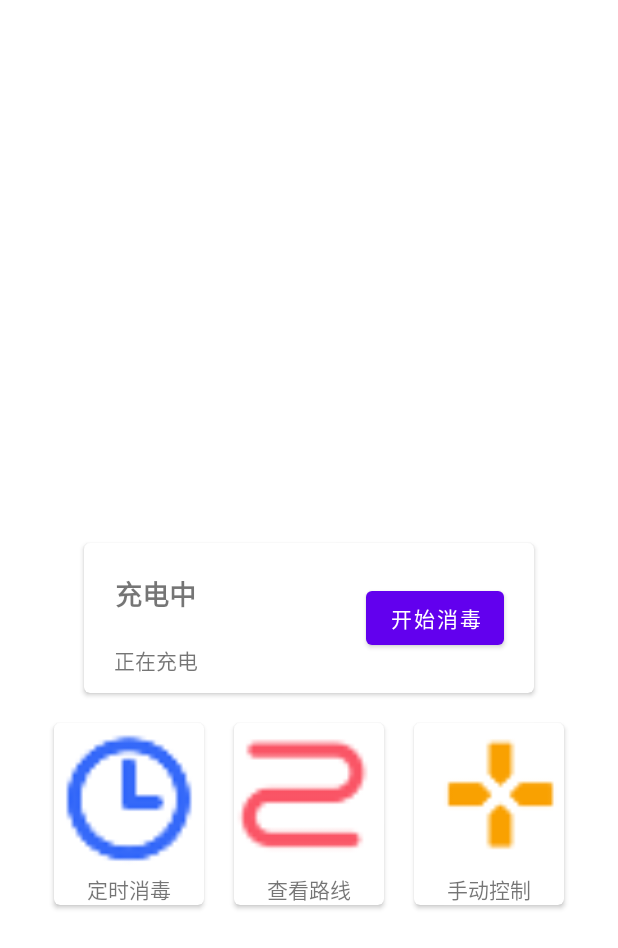
After one commit to ypngwwns/disinfectrobot, an Android app: the layout fragment_main.xml on its own in the app's theme, with its tools: preview values and no code run, on a phone screen of 412 x 824 dp. The commit adds this screen. Shown: the top 948 px of the screen. Run offline under Robolectric (Android 15) with nearby library versions, the phone set to English and light mode, and no system bars.

Commit message:
首页框架

```diff
--- a/app/src/main/java/com/hitqz/disinfectionrobot/activity/MainActivity.java
+++ b/app/src/main/java/com/hitqz/disinfectionrobot/activity/MainActivity.java
@@ -2,14 +2,18 @@ package com.hitqz.disinfectionrobot.activity;
 
 import android.os.Bundle;
 
+import androidx.fragment.app.FragmentTransaction;
+
 import com.gyf.immersionbar.ImmersionBar;
 import com.hitqz.disinfectionrobot.R;
 import com.hitqz.disinfectionrobot.databinding.ActivityMainBinding;
+import com.hitqz.disinfectionrobot.fragment.MainFragment;
 import com.hitqz.disinfectionrobot.i.IGo;
 
 public class MainActivity extends BaseActivity implements IGo {
 
     ActivityMainBinding mBinding;
+    private MainFragment mMainFragment;
 
     @Override
     protected void onCreate(Bundle savedInstanceState) {
@@ -18,19 +22,24 @@ public class MainActivity extends BaseActivity implements IGo {
                 .statusBarColor(R.color.transparent).statusBarDarkFont(true).init();
         mBinding = ActivityMainBinding.inflate(getLayoutInflater());
         setContentView(mBinding.getRoot());
+        go2Main();
     }
 
     @Override
     public void go2Main() {
-//        hideOther();
-//        FragmentTransaction fragmentTransaction = getSupportFragmentManager().beginTransaction();
-//        if (mLoginFragment == null) {
-//            mLoginFragment = LoginFragment.newInstance();
-//            fragmentTransaction.add(R.id.vp_overlap, mLoginFragment);
-//        } else {
-//            fragmentTransaction.show(mLoginFragment);
-//        }
-//
-//        fragmentTransaction.commitAllowingStateLoss();
+        hideOther();
+        FragmentTransaction fragmentTransaction = getSupportFragmentManager().beginTransaction();
+        if (mMainFragment == null) {
+            mMainFragment = MainFragment.newInstance();
+            fragmentTransaction.add(R.id.vp_content, mMainFragment);
+        } else {
+            fragmentTransaction.show(mMainFragment);
+        }
+
+        fragmentTransaction.commitAllowingStateLoss();
+    }
+
+    private void hideOther() {
+
     }
 }
--- a/app/src/main/java/com/hitqz/disinfectionrobot/fragment/MainFragment.java
+++ b/app/src/main/java/com/hitqz/disinfectionrobot/fragment/MainFragment.java
@@ -9,57 +9,23 @@ import androidx.fragment.app.Fragment;
 
 import com.hitqz.disinfectionrobot.R;
 
-/**
- * A simple {@link Fragment} subclass.
- * Use the {@link MainFragment#newInstance} factory method to
- * create an instance of this fragment.
- */
 public class MainFragment extends Fragment {
 
-    // TODO: Rename parameter arguments, choose names that match
-    // the fragment initialization parameters, e.g. ARG_ITEM_NUMBER
-    private static final String ARG_PARAM1 = "param1";
-    private static final String ARG_PARAM2 = "param2";
-
-    // TODO: Rename and change types of parameters
-    private String mParam1;
-    private String mParam2;
-
-    public MainFragment() {
+    private MainFragment() {
         // Required empty public constructor
     }
 
-    /**
-     * Use this factory method to create a new instance of
-     * this fragment using the provided parameters.
-     *
-     * @param param1 Parameter 1.
-     * @param param2 Parameter 2.
-     * @return A new instance of fragment MainFragment.
-     */
-    // TODO: Rename and change types and number of parameters
-    public static MainFragment newInstance(String param1, String param2) {
+    public static MainFragment newInstance() {
         MainFragment fragment = new MainFragment();
         Bundle args = new Bundle();
-        args.putString(ARG_PARAM1, param1);
-        args.putString(ARG_PARAM2, param2);
         fragment.setArguments(args);
         return fragment;
-    }
-
-    @Override
-    public void onCreate(Bundle savedInstanceState) {
-        super.onCreate(savedInstanceState);
-        if (getArguments() != null) {
-            mParam1 = getArguments().getString(ARG_PARAM1);
-            mParam2 = getArguments().getString(ARG_PARAM2);
-        }
     }
 
     @Override
     public View onCreateView(LayoutInflater inflater, ViewGroup container,
                              Bundle savedInstanceState) {
         // Inflate the layout for this fragment
-        return inflater.inflate(R.layout.fragment_main2, container, false);
+        return inflater.inflate(R.layout.fragment_main, container, false);
     }
 }
--- /dev/null
+++ b/app/src/main/res/layout/fragment_main.xml
@@ -0,0 +1,144 @@
+<?xml version="1.0" encoding="utf-8"?>
+<androidx.constraintlayout.widget.ConstraintLayout xmlns:android="http://schemas.android.com/apk/res/android"
+    xmlns:card_view="http://schemas.android.com/apk/res-auto"
+    android:layout_width="match_parent"
+    android:layout_height="match_parent">
+
+    <androidx.cardview.widget.CardView
+        android:id="@+id/card_view"
+        card_view:layout_constraintStart_toStartOf="parent"
+        card_view:layout_constraintEnd_toEndOf="parent"
+        card_view:layout_constraintTop_toTopOf="parent"
+        card_view:layout_constraintBottom_toBottomOf="parent"
+        android:layout_width="300dp"
+        android:layout_height="100dp"
+        card_view:cardCornerRadius="4dp">
+
+        <RelativeLayout
+            android:layout_width="match_parent"
+            android:layout_height="match_parent">
+
+            <LinearLayout
+                android:layout_width="wrap_content"
+                android:layout_height="wrap_content"
+                android:layout_marginStart="20dp"
+                android:layout_marginTop="20dp"
+                android:orientation="vertical">
+
+                <TextView
+                    android:id="@+id/info_text"
+                    android:text="充电中"
+                    android:textStyle="bold"
+                    android:textSize="18dp"
+                    android:layout_gravity="center_horizontal"
+                    android:layout_width="wrap_content"
+                    android:layout_height="wrap_content" />
+
+
+                <TextView
+                    android:id="@+id/sub_info_text"
+                    android:layout_below="@id/info_text"
+                    android:layout_marginTop="20dp"
+                    android:layout_gravity="center_horizontal"
+                    android:text="正在充电"
+                    android:layout_width="wrap_content"
+                    android:layout_height="wrap_content" />
+            </LinearLayout>
+
+            <Button
+                android:layout_width="wrap_content"
+                android:layout_height="wrap_content"
+                android:layout_centerVertical="true"
+                android:layout_marginEnd="20dp"
+                android:text="开始消毒"
+                android:layout_alignParentEnd="true" />
+        </RelativeLayout>
+
+    </androidx.cardview.widget.CardView>
+
+
+    <androidx.cardview.widget.CardView
+        android:id="@+id/cv_view_directions"
+        card_view:layout_constraintStart_toStartOf="parent"
+        card_view:layout_constraintEnd_toEndOf="parent"
+        card_view:layout_constraintTop_toBottomOf="@id/card_view"
+        android:layout_width="wrap_content"
+        android:layout_height="wrap_content"
+        android:layout_marginTop="20dp"
+        card_view:cardCornerRadius="4dp">
+
+        <LinearLayout
+            android:layout_width="match_parent"
+            android:layout_height="match_parent"
+            android:orientation="vertical">
+
+            <ImageView
+                android:src="@mipmap/view_directions"
+                android:layout_width="100dp"
+                android:layout_height="100dp" />
+
+            <TextView
+                android:text="查看路线"
+                android:layout_gravity="center_horizontal"
+                android:layout_width="wrap_content"
+                android:layout_height="wrap_content" />
+        </LinearLayout>
+    </androidx.cardview.widget.CardView>
+
+
+    <androidx.cardview.widget.CardView
+        card_view:layout_constraintEnd_toStartOf="@id/cv_view_directions"
+        card_view:layout_constraintTop_toBottomOf="@id/card_view"
+        android:layout_width="wrap_content"
+        android:layout_height="wrap_content"
+        android:layout_marginTop="20dp"
+        android:layout_marginEnd="20dp"
+        card_view:cardCornerRadius="4dp">
+
+        <LinearLayout
+            android:layout_width="match_parent"
+            android:layout_height="match_parent"
+            android:orientation="vertical">
+
+            <ImageView
+                android:src="@mipmap/disinfect_regularly"
+                android:layout_width="100dp"
+                android:layout_height="100dp" />
+
+            <TextView
+                android:text="定时消毒"
+                android:layout_gravity="center_horizontal"
+                android:layout_width="wrap_content"
+                android:layout_height="wrap_content" />
+        </LinearLayout>
+    </androidx.cardview.widget.CardView>
+
+
+    <androidx.cardview.widget.CardView
+        card_view:layout_constraintStart_toEndOf="@id/cv_view_directions"
+        card_view:layout_constraintTop_toBottomOf="@id/card_view"
+        android:layout_width="wrap_content"
+        android:layout_height="wrap_content"
+        android:layout_marginTop="20dp"
+        android:layout_marginStart="20dp"
+        card_view:cardCornerRadius="4dp">
+
+        <LinearLayout
+            android:layout_width="match_parent"
+            android:layout_height="match_parent"
+            android:orientation="vertical">
+
+            <ImageView
+                android:src="@mipmap/manual_control"
+                android:layout_width="100dp"
+                android:layout_height="100dp" />
+
+            <TextView
+                android:text="手动控制"
+                android:layout_gravity="center_horizontal"
+                android:layout_width="wrap_content"
+                android:layout_height="wrap_content" />
+        </LinearLayout>
+    </androidx.cardview.widget.CardView>
+
+</androidx.constraintlayout.widget.ConstraintLayout>
--- a/app/src/main/res/layout/fragment_main2.xml
+++ /dev/null
@@ -1,14 +0,0 @@
-<?xml version="1.0" encoding="utf-8"?>
-<FrameLayout xmlns:android="http://schemas.android.com/apk/res/android"
-    xmlns:tools="http://schemas.android.com/tools"
-    android:layout_width="match_parent"
-    android:layout_height="match_parent"
-    tools:context=".fragment.MainFragment">
-
-    <!-- TODO: Update blank fragment layout -->
-    <TextView
-        android:layout_width="match_parent"
-        android:layout_height="match_parent"
-        android:text="@string/hello_blank_fragment" />
-
-</FrameLayout>
```
